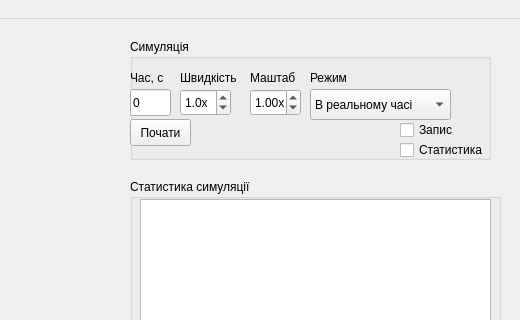
mevv/crowd, file mainwindow.ui: the form before one commit; both pictures show x 480 to 1000 and y 0 to 320 of the 1000 by 625 pixel window.
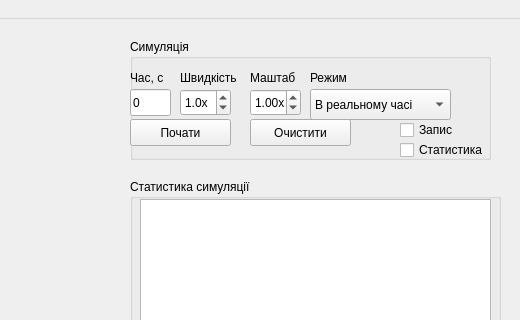
The form after the commit.

Commit message: add clear scene and fix time lags

What changed in the file:
```diff
--- a/mainwindow.ui
+++ b/mainwindow.ui
@@ -52,7 +52,7 @@
       <rect>
        <x>0</x>
        <y>80</y>
-       <width>61</width>
+       <width>101</width>
        <height>27</height>
       </rect>
      </property>
@@ -226,6 +226,25 @@
       <string>Маштаб</string>
      </property>
     </widget>
+    <widget class="QPushButton" name="clearButton">
+     <property name="geometry">
+      <rect>
+       <x>120</x>
+       <y>80</y>
+       <width>101</width>
+       <height>27</height>
+      </rect>
+     </property>
+     <property name="focusPolicy">
+      <enum>Qt::NoFocus</enum>
+     </property>
+     <property name="layoutDirection">
+      <enum>Qt::LeftToRight</enum>
+     </property>
+     <property name="text">
+      <string>Очистити</string>
+     </property>
+    </widget>
    </widget>
    <widget class="QGroupBox" name="stat_groupBox">
     <property name="geometry">
```
The commit also changes 6 other files.
